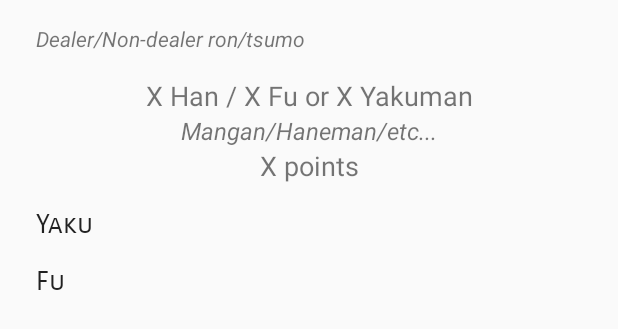
After one commit to NaxHPL/RiichiCompanion, an Android app: the layout dialog_calculator_results.xml on its own in the app's theme, with its tools: preview values and no code run, on a phone screen of 412 x 824 dp. The commit adds this screen. Shown: the top 329 px of the screen. Run offline under Robolectric (Android 15) with nearby library versions, the phone set to English and light mode, and no system bars.

Commit message:
The calculated hand results are shown before confirming the hand's score

```diff
--- /dev/null
+++ b/RiichiCompanion/app/src/main/res/layout/dialog_calculator_results.xml
@@ -0,0 +1,80 @@
+<?xml version="1.0" encoding="utf-8"?>
+<androidx.constraintlayout.widget.ConstraintLayout xmlns:android="http://schemas.android.com/apk/res/android"
+    xmlns:app="http://schemas.android.com/apk/res-auto"
+    xmlns:tools="http://schemas.android.com/tools"
+    android:id="@+id/clCalcResults"
+    android:layout_width="match_parent"
+    android:layout_height="match_parent">
+
+    <TextView
+        android:id="@+id/tvDealerAndWinType"
+        android:layout_width="wrap_content"
+        android:layout_height="wrap_content"
+        android:layout_marginStart="24dp"
+        android:layout_marginTop="16dp"
+        android:text="Dealer/Non-dealer ron/tsumo"
+        android:textStyle="italic"
+        app:layout_constraintStart_toStartOf="parent"
+        app:layout_constraintTop_toTopOf="parent" />
+
+    <TextView
+        android:id="@+id/tvHanFuAndYakuman"
+        android:layout_width="wrap_content"
+        android:layout_height="wrap_content"
+        android:layout_marginTop="16dp"
+        android:text="X Han / X Fu or X Yakuman"
+        android:textSize="18sp"
+        app:layout_constraintEnd_toEndOf="parent"
+        app:layout_constraintStart_toStartOf="parent"
+        app:layout_constraintTop_toBottomOf="@+id/tvDealerAndWinType" />
+
+    <TextView
+        android:id="@+id/tvManganEtc"
+        android:layout_width="wrap_content"
+        android:layout_height="wrap_content"
+        android:text="Mangan/Haneman/etc..."
+        android:textSize="16sp"
+        android:textStyle="italic"
+        app:layout_constraintEnd_toEndOf="parent"
+        app:layout_constraintStart_toStartOf="parent"
+        app:layout_constraintTop_toBottomOf="@+id/tvHanFuAndYakuman" />
+
+    <TextView
+        android:id="@+id/tvPoints"
+        android:layout_width="wrap_content"
+        android:layout_height="wrap_content"
+        android:text="X points"
+        android:textSize="18sp"
+        app:layout_constraintEnd_toEndOf="parent"
+        app:layout_constraintStart_toStartOf="parent"
+        app:layout_constraintTop_toBottomOf="@+id/tvManganEtc" />
+
+    <TextView
+        android:id="@+id/tvCalcResultsYaku"
+        android:layout_width="wrap_content"
+        android:layout_height="wrap_content"
+        android:layout_marginStart="24dp"
+        android:layout_marginTop="16dp"
+        android:fontFamily="sans-serif-smallcaps"
+        android:text="Yaku"
+        android:textAllCaps="false"
+        android:textAppearance="@style/TextAppearance.AppCompat.Body1"
+        android:textSize="18sp"
+        app:layout_constraintStart_toStartOf="parent"
+        app:layout_constraintTop_toBottomOf="@+id/tvPoints" />
+
+    <TextView
+        android:id="@+id/tvCalcResultsFu"
+        android:layout_width="wrap_content"
+        android:layout_height="wrap_content"
+        android:layout_marginStart="24dp"
+        android:layout_marginTop="16dp"
+        android:fontFamily="sans-serif-smallcaps"
+        android:text="Fu"
+        android:textAllCaps="false"
+        android:textAppearance="@style/TextAppearance.AppCompat.Body1"
+        android:textSize="18sp"
+        app:layout_constraintStart_toStartOf="parent"
+        app:layout_constraintTop_toBottomOf="@+id/tvCalcResultsYaku" />
+
+</androidx.constraintlayout.widget.ConstraintLayout>
```
Also changed, not shown: RiichiCompanion/app/src/main/java/com/example/riichicompanion/CalculatorResultsDialog.java (added, +316 -0 lines), RiichiCompanion/app/src/main/java/com/example/riichicompanion/HandCalculatorActivity.java (+16 -1 lines), RiichiCompanion/app/src/main/res/values/strings.xml (+11 -0 lines).
